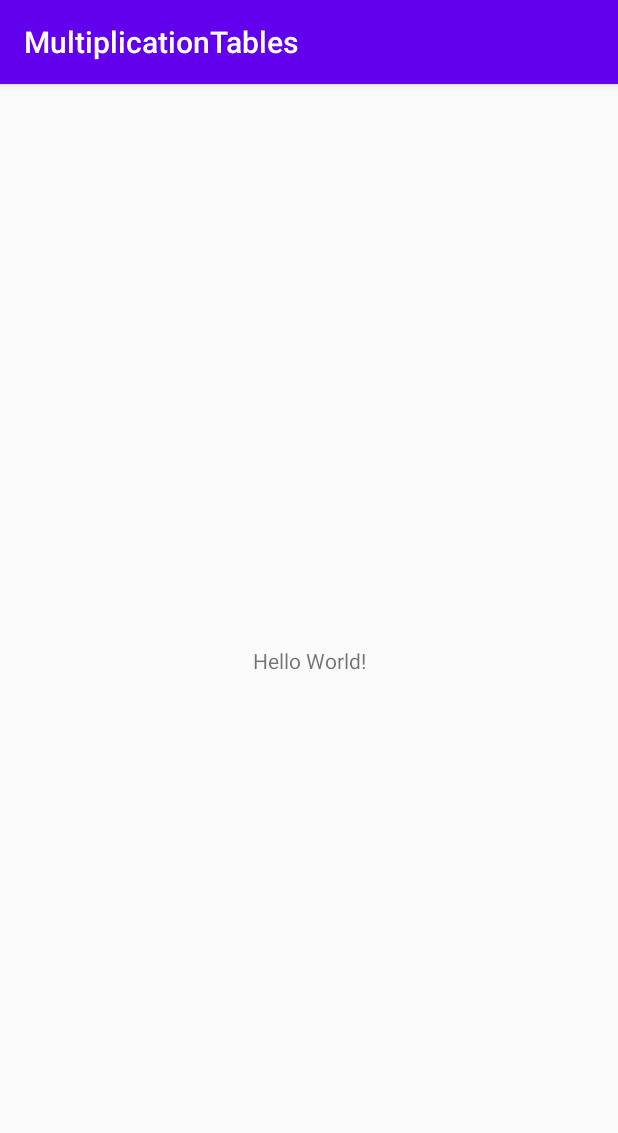
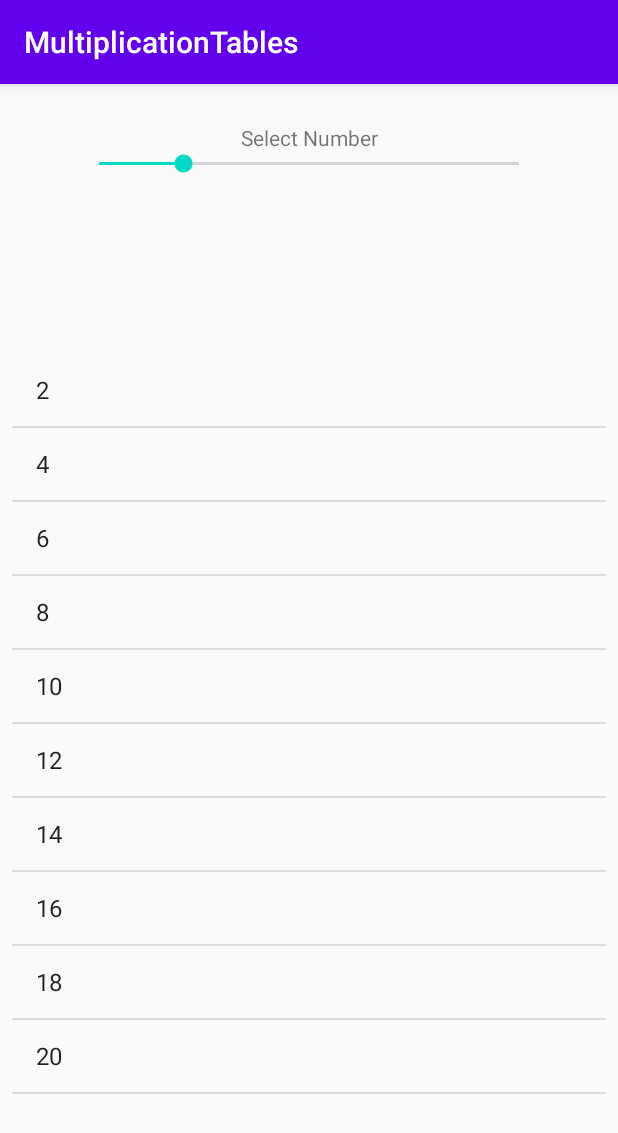
Before and after one commit to psrth/MultiplicationTablesApp, an Android app: the screen it shows after launch (MainActivity), on a phone screen of 412 x 824 dp. Shown: the top 1133 px of the screen. Run offline under Robolectric (Android 15) with nearby library versions, the phone set to English and light mode, and no system bars.

Commit message:
setup multiplication table calculator and scrub bar

```diff
--- a/app/src/main/java/com/example/multiplicationtables/MainActivity.java
+++ b/app/src/main/java/com/example/multiplicationtables/MainActivity.java
@@ -3,12 +3,71 @@ package com.example.multiplicationtables;
 import androidx.appcompat.app.AppCompatActivity;
 
 import android.os.Bundle;
+import android.widget.ArrayAdapter;
+import android.widget.ListView;
+import android.widget.SeekBar;
 
-public class MainActivity extends AppCompatActivity {
+import java.util.ArrayList;
+
+public class MainActivity extends AppCompatActivity
+{
+    ListView myListView;
+    ArrayList<String> multTable;
+
+    public void updateListView (int i)
+    {
+
+
+        multTable.add(Integer.toString(i*1));
+        multTable.add(Integer.toString(i*2));
+        multTable.add(Integer.toString(i*3));
+        multTable.add(Integer.toString(i*4));
+        multTable.add(Integer.toString(i*5));
+        multTable.add(Integer.toString(i*6));
+        multTable.add(Integer.toString(i*7));
+        multTable.add(Integer.toString(i*8));
+        multTable.add(Integer.toString(i*9));
+        multTable.add(Integer.toString(i*10));
+
+        ArrayAdapter<String> arrayAdapter = new ArrayAdapter<String>(this, android.R.layout.simple_list_item_1, multTable);
+        myListView.setAdapter(arrayAdapter);
+    }
 
     @Override
-    protected void onCreate(Bundle savedInstanceState) {
+    protected void onCreate(Bundle savedInstanceState)
+    {
         super.onCreate(savedInstanceState);
         setContentView(R.layout.activity_main);
+
+        SeekBar numberSeekBar = (SeekBar) findViewById(R.id.seekBar);
+        numberSeekBar.setMax(10);
+
+        myListView = (ListView) findViewById(R.id.listView);
+        multTable = new ArrayList<String>();
+
+        numberSeekBar.setProgress(2);
+        updateListView(2);
+
+
+        numberSeekBar.setOnSeekBarChangeListener(new SeekBar.OnSeekBarChangeListener() {
+            @Override
+            public void onProgressChanged(SeekBar seekBar, int i, boolean b)
+            {
+                multTable.clear();
+                updateListView(i);
+            }
+
+            @Override
+            public void onStartTrackingTouch(SeekBar seekBar)
+            {
+
+            }
+
+            @Override
+            public void onStopTrackingTouch(SeekBar seekBar)
+            {
+
+            }
+        });
     }
 }
--- a/app/src/main/res/layout/activity_main.xml
+++ b/app/src/main/res/layout/activity_main.xml
@@ -6,13 +6,42 @@
     android:layout_height="match_parent"
     tools:context=".MainActivity">
 
+    <SeekBar
+        android:id="@+id/seekBar"
+        android:layout_width="0dp"
+        android:layout_height="wrap_content"
+        android:layout_marginStart="50dp"
+        android:layout_marginTop="44dp"
+        android:layout_marginEnd="50dp"
+        app:layout_constraintEnd_toEndOf="parent"
+        app:layout_constraintHorizontal_bias="1.0"
+        app:layout_constraintStart_toStartOf="parent"
+        app:layout_constraintTop_toTopOf="parent" />
+
     <TextView
+        android:id="@+id/textView"
         android:layout_width="wrap_content"
         android:layout_height="wrap_content"
-        android:text="Hello World!"
+        android:text="Select Number"
         app:layout_constraintBottom_toBottomOf="parent"
-        app:layout_constraintLeft_toLeftOf="parent"
-        app:layout_constraintRight_toRightOf="parent"
-        app:layout_constraintTop_toTopOf="parent" />
+        app:layout_constraintEnd_toEndOf="parent"
+        app:layout_constraintStart_toStartOf="parent"
+        app:layout_constraintTop_toTopOf="parent"
+        app:layout_constraintVertical_bias="0.035" />
 
+    <ListView
+        android:id="@+id/listView"
+        android:layout_width="0dp"
+        android:layout_height="0dp"
+        android:layout_marginStart="8dp"
+        android:layout_marginTop="80dp"
+        android:layout_marginEnd="8dp"
+        android:layout_marginBottom="8dp"
+        android:paddingTop="100dp"
+        app:layout_constraintBottom_toBottomOf="parent"
+        app:layout_constraintEnd_toEndOf="parent"
+        app:layout_constraintHorizontal_bias="0.529"
+        app:layout_constraintStart_toStartOf="parent"
+        app:layout_constraintTop_toTopOf="parent"
+        app:layout_constraintVertical_bias="0.0" />
 </androidx.constraintlayout.widget.ConstraintLayout>
```
